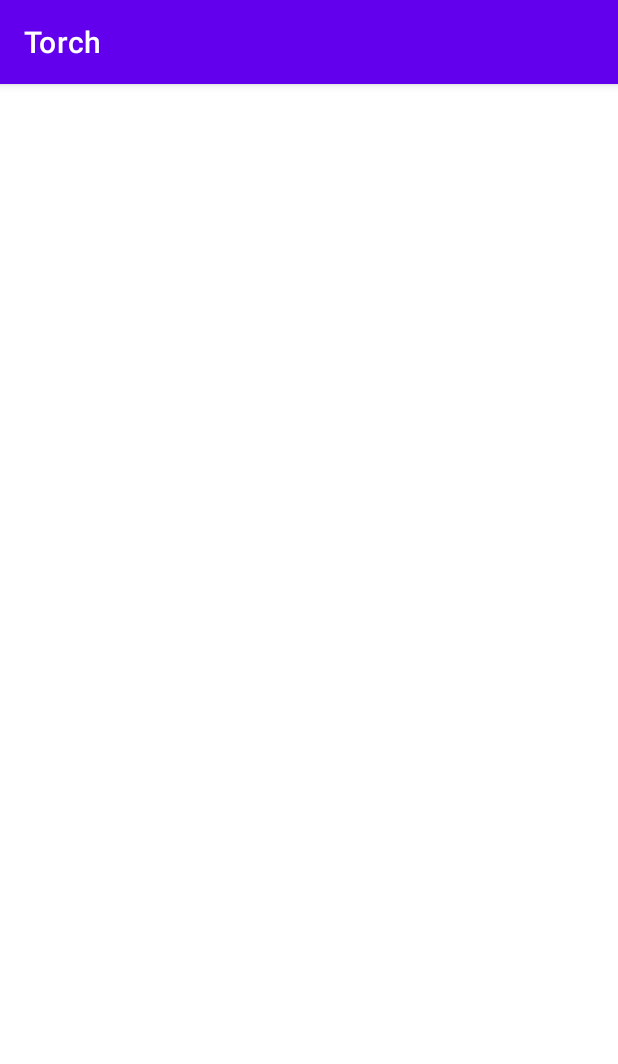
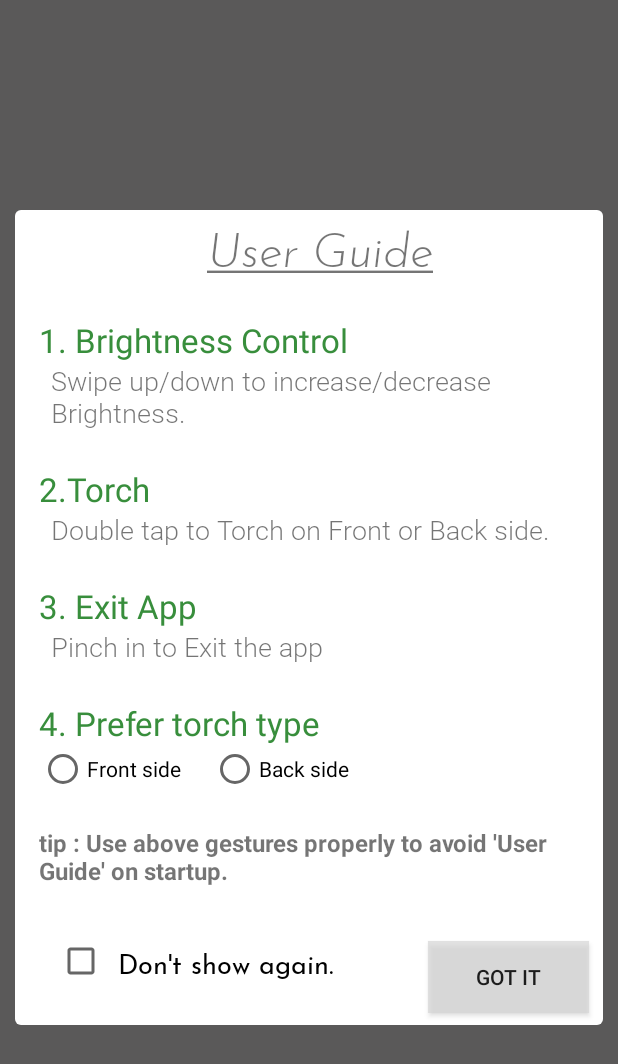
Before and after one commit to bapangit/Torch, an Android app: the screen it shows after launch (MainActivity), on a phone screen of 412 x 824 dp. Shown: the top 1064 px of the screen. Run offline under Robolectric (Android 15) with nearby library versions, the phone set to English and light mode, and no system bars; 2 statements that could not run were skipped.

```diff
--- a/app/src/main/AndroidManifest.xml
+++ b/app/src/main/AndroidManifest.xml
@@ -4,13 +4,13 @@
 
     <application
         android:allowBackup="true"
-        android:icon="@mipmap/ic_launcher"
+        android:icon="@drawable/flashlight"
         android:label="@string/app_name"
-        android:roundIcon="@mipmap/ic_launcher_round"
+        android:roundIcon="@drawable/flashlight"
         android:supportsRtl="true"
         android:theme="@style/Theme.Torch">
         <activity android:name=".MainActivity"
-            android:windowBackground="#000000"
+            android:theme="@style/AppTheme.NoActionBar"
         >
             <intent-filter>
                 <action android:name="android.intent.action.MAIN" />
--- /dev/null
+++ b/app/src/main/java/com/bapan/torch/GuideFragment.java
@@ -0,0 +1,103 @@
+package com.bapan.torch;
+
+import android.os.Bundle;
+
+import androidx.fragment.app.Fragment;
+
+import android.view.LayoutInflater;
+import android.view.View;
+import android.view.ViewGroup;
+import android.widget.Button;
+import android.widget.CheckBox;
+import android.widget.Checkable;
+import android.widget.FrameLayout;
+import android.widget.ImageView;
+import android.widget.Toast;
+
+/**
+ * A simple {@link Fragment} subclass.
+ * Use the {@link GuideFragment#newInstance} factory method to
+ * create an instance of this fragment.
+ */
+public class GuideFragment extends Fragment {
+
+    // TODO: Rename parameter arguments, choose names that match
+    // the fragment initialization parameters, e.g. ARG_ITEM_NUMBER
+    private static final String ARG_PARAM1 = "param1";
+    private static final String ARG_PARAM2 = "param2";
+
+    // TODO: Rename and change types of parameters
+    private String mParam1;
+    private String mParam2;
+
+    public GuideFragment() {
+        // Required empty public constructor
+    }
+
+    /**
+     * Use this factory method to create a new instance of
+     * this fragment using the provided parameters.
+     *
+     * @param param1 Parameter 1.
+     * @param param2 Parameter 2.
+     * @return A new instance of fragment Guide.
+     */
+    // TODO: Rename and change types and number of parameters
+    public static GuideFragment newInstance(String param1, String param2) {
+        GuideFragment fragment = new GuideFragment();
+        Bundle args = new Bundle();
+        args.putString(ARG_PARAM1, param1);
+        args.putString(ARG_PARAM2, param2);
+        fragment.setArguments(args);
+        return fragment;
+    }
+
+    @Override
+    public void onCreate(Bundle savedInstanceState) {
+        super.onCreate(savedInstanceState);
+        if (getArguments() != null) {
+            mParam1 = getArguments().getString(ARG_PARAM1);
+            mParam2 = getArguments().getString(ARG_PARAM2);
+        }
+    }
+
+    @Override
+    public View onCreateView(LayoutInflater inflater, ViewGroup container,
+                             Bundle savedInstanceState) {
+        view = inflater.inflate(R.layout.fragment_guide, container, false);
+        initializeViews();
+        initializeListeners();
+        return view;
+    }
+
+    private void initializeListeners() {
+
+        listener = new View.OnClickListener() {
+            @Override
+            public void onClick(View v) {
+            SharedPrepData sharedPrepData = new SharedPrepData(getContext());
+                if((v==closeBtn)){
+                    getActivity().getSupportFragmentManager().popBackStack();
+                        sharedPrepData.setGuideStatus(!checkBox.isChecked());
+                    if(checkBox.isChecked()){
+                        sharedPrepData.setGuideInt(0);
+                    }
+                }
+            }
+        };
+        mainFrame.setOnClickListener(null);
+        closeBtn.setOnClickListener(listener);
+    }
+
+    private void initializeViews() {
+        closeBtn = view.findViewById(R.id.close_btn_id);
+        mainFrame = view.findViewById(R.id.main_frame_id);
+        checkBox = view.findViewById(R.id.checkBox);
+    }
+
+    private View view;
+    private View.OnClickListener listener;
+    private FrameLayout mainFrame;
+    private Button closeBtn;
+    private CheckBox checkBox;
+}
--- a/app/src/main/java/com/bapan/torch/MainActivity.java
+++ b/app/src/main/java/com/bapan/torch/MainActivity.java
@@ -1,18 +1,154 @@
 package com.bapan.torch;
 
+import androidx.annotation.RequiresApi;
 import androidx.appcompat.app.AppCompatActivity;
 import androidx.constraintlayout.widget.ConstraintLayout;
+import androidx.fragment.app.FragmentTransaction;
 
+import android.annotation.SuppressLint;
+import android.content.Context;
+import android.graphics.Color;
+import android.hardware.camera2.CameraAccessException;
+import android.hardware.camera2.CameraManager;
+import android.os.Build;
 import android.os.Bundle;
+import android.os.Debug;
+import android.util.Log;
+import android.view.GestureDetector;
+import android.view.MotionEvent;
+import android.view.View;
+import android.view.WindowManager;
+import android.widget.TextView;
+import android.widget.Toast;
 
+@RequiresApi(api = Build.VERSION_CODES.LOLLIPOP)
 public class MainActivity extends AppCompatActivity {
 private ConstraintLayout display;
+private MyGestureDetector gestureDetector;
+private float brightness = 0.25f;
+private WindowManager.LayoutParams lp;
+private CameraManager mCameraManager;
+private String mCameraId;
+private SharedPrepData sharedPrepData;
+private GuideFragment guideFragment;
+private FragmentTransaction fragmentTransaction;
+
+private boolean torchType = false;
+TextView tv;
+    @RequiresApi(api = Build.VERSION_CODES.M)
     @Override
     protected void onCreate(Bundle savedInstanceState) {
         super.onCreate(savedInstanceState);
         setContentView(R.layout.activity_main);
         //initialize Views
         display = findViewById(R.id.display_id);
+        tv = findViewById(R.id.textView);
+        //initialize App
+        sharedPrepData = new SharedPrepData(MainActivity.this);
+        mCameraManager = (CameraManager) getSystemService(Context.CAMERA_SERVICE);
+        try {
+            mCameraId = mCameraManager.getCameraIdList()[0];
+        } catch (CameraAccessException e) {
+            e.printStackTrace();
+        }
+        lp = getWindow().getAttributes();
+        lp.screenBrightness = brightness;
+        //start App
+        if(sharedPrepData.getGuideStatus() || sharedPrepData.getGuideInt() > 2){
+            guideFragment = new GuideFragment();
+            showGuide();
+        }
+        switchOnTorch(torchType);
+        getWindow().setAttributes(lp);
+        hideNavigationButton();
+        getWindow().addFlags(WindowManager.LayoutParams.FLAG_KEEP_SCREEN_ON);
+        gestureDetector = new MyGestureDetector(display,this);
+        gestureDetector.setListeners(new MyGestureDetector.MyGestureListeners() {
+            @Override
+            public void onVerticalSwipe(float change) {
+                if(!torchType){
+                    if(change < 0f)
+                    if(brightness < 0.97f)
+                        brightness += 0.02f;
+                        else
+                        brightness = 0.99f;
+                    if(change > 0f){
+                        if(brightness > 0.04f)
+                        brightness -= 0.03f;
+                        else
+                        brightness = 0.01f;
+                    }
+                    //Log.d("mTag",""+brightness);
+                    lp.screenBrightness = brightness;
+                    getWindow().setAttributes(lp);
+                }
+            }
 
+            @Override
+            public void onDoubleTapped() {
+                torchType = !torchType;
+                switchOnTorch(torchType);
+            }
+
+            @Override
+            public void onPinchIn() {
+                sharedPrepData.setGuideInt(0);
+                switchOnTorch(false);
+                finish();
+            }
+        });
+        //Test codes here
+    }
+
+    @Override
+    protected void onResume() {
+        super.onResume();
+        hideNavigationButton();
+    }
+
+    @Override
+    public void onBackPressed() {
+        sharedPrepData.setGuideInt(sharedPrepData.getGuideInt()+1);
+        super.onBackPressed();
+    }
+
+    /* methods*/
+    // hide navigation button //
+    void hideNavigationButton(){
+        getWindow().getDecorView().setSystemUiVisibility(
+                View.SYSTEM_UI_FLAG_HIDE_NAVIGATION|
+                        View.SYSTEM_UI_FLAG_IMMERSIVE_STICKY);
+    }
+    @RequiresApi(api = Build.VERSION_CODES.M)
+    // switch on torch //
+    void switchOnTorch(boolean type){
+            switchBackTorch(type);
+            if(type){
+                display.setBackgroundColor(Color.BLACK);
+                setScreenBrightness(0.02f);
+            }
+            else {
+                display.setBackgroundColor(Color.WHITE);
+                setScreenBrightness(brightness);
+            }
+    }
+    void setScreenBrightness(float level){
+        lp.screenBrightness = level;
+        getWindow().setAttributes(lp);
+    }
+
+    private void showGuide(){
+        fragmentTransaction = getSupportFragmentManager().beginTransaction();
+        fragmentTransaction.add(R.id.fragment_container_id, guideFragment);
+        fragmentTransaction.addToBackStack("string");
+        fragmentTransaction.commit();
+    }
+    @RequiresApi(api = Build.VERSION_CODES.M)
+    private void switchBackTorch(boolean state){
+        try {
+            mCameraManager.setTorchMode(mCameraId, state);
+        } catch (CameraAccessException e) {
+            e.printStackTrace();
+        }
     }
 }
--- /dev/null
+++ b/app/src/main/java/com/bapan/torch/MyGestureDetector.java
@@ -0,0 +1,71 @@
+package com.bapan.torch;
+
+import android.content.Context;
+import android.view.GestureDetector;
+import android.view.MotionEvent;
+import android.view.ScaleGestureDetector;
+import android.view.View;
+import android.widget.Toast;
+
+public class MyGestureDetector {
+   private View view;
+   private Context context;
+   private float current_X,current_Y;
+   private float change_X,change_Y;
+
+    public MyGestureDetector(View view,Context context) {
+        this.view = view;
+        this.context = context;
+    }
+    void setListeners(MyGestureListeners gestureListeners){
+        view.setOnTouchListener(new View.OnTouchListener() {
+            private GestureDetector gestureDetector = new GestureDetector(context, new GestureDetector.SimpleOnGestureListener() {
+                @Override
+                public boolean onDoubleTap(MotionEvent e) {
+                    gestureListeners.onDoubleTapped();
+                    return super.onDoubleTap(e);
+                }
+            });
+            ScaleGestureDetector pinchDetector = new ScaleGestureDetector(context, new ScaleGestureDetector.SimpleOnScaleGestureListener(){
+
+                @Override
+                public boolean onScale(ScaleGestureDetector detector) {
+                    //pinched in
+                    if(detector.getScaleFactor()<0.9){
+                        gestureListeners.onPinchIn();
+                    }
+                    return true;
+                }
+
+            });
+            @Override
+            public boolean onTouch(View v, MotionEvent event) {
+                gestureDetector.onTouchEvent(event);
+                pinchDetector.onTouchEvent(event);
+                switch (event.getAction()){
+                    case MotionEvent.ACTION_DOWN:
+                        //Toast.makeText(context, "Down", Toast.LENGTH_SHORT).show();
+                    break;
+                    case MotionEvent.ACTION_MOVE:
+                        change_X = event.getX()-current_X;
+                        change_Y = event.getY()-current_Y;
+                        if(Math.abs(change_Y) > Math.abs(change_X)){
+                            gestureListeners.onVerticalSwipe(change_Y);
+                        }
+                    break;
+                    case MotionEvent.ACTION_UP:
+                        //Toast.makeText(context, "Up", Toast.LENGTH_SHORT).show();
+                    break;
+                }
+                current_X = event.getX();
+                current_Y = event.getY();
+                return true;
+            }
+        });
+    }
+    interface MyGestureListeners{
+         void onVerticalSwipe(float change);
+         void onDoubleTapped();
+         void onPinchIn();
+    }
+}
--- /dev/null
+++ b/app/src/main/java/com/bapan/torch/SharedPrepData.java
@@ -0,0 +1,35 @@
+package com.bapan.torch;
+
+import android.content.Context;
+import android.content.SharedPreferences;
+import android.widget.Toast;
+
+public class SharedPrepData {
+    private SharedPreferences sp;
+    private SharedPreferences.Editor editor;
+    private Context context;
+    //Keys
+   private String guideKey = "guide";
+   private String guideIntKey = "intKey";
+
+    public SharedPrepData(Context context) {
+        this.context = context;
+        sp = context.getSharedPreferences("myData",context.MODE_PRIVATE);
+        editor = sp.edit();
+    }
+    public void setGuideStatus(Boolean status){
+        editor.putBoolean("myKey",status);
+        editor.apply();
+    }
+    public boolean getGuideStatus(){
+    return sp.getBoolean("myKey",true);
+    }
+
+    public void setGuideInt(int times){
+        editor.putInt("myTimesKey",times);
+        editor.apply();
+    }
+    public int getGuideInt(){
+    return sp.getInt("myTimesKey",0);
+    }
+}
--- /dev/null
+++ b/app/src/main/res/drawable/rounded_bg.xml
@@ -0,0 +1,7 @@
+<?xml version="1.0" encoding="UTF-8"?>
+<shape xmlns:android="http://schemas.android.com/apk/res/android">
+    <solid android:color="#FFFFFF"/>
+    <!--<stroke android:width="1dp" android:color="#383B3C" />-->
+    <corners android:radius="4dp"/>
+    <padding android:left="0dp" android:top="0dp" android:right="0dp" android:bottom="0dp" />
+</shape>
--- a/app/src/main/res/layout/activity_main.xml
+++ b/app/src/main/res/layout/activity_main.xml
@@ -5,4 +5,19 @@
     android:layout_width="match_parent"
     android:layout_height="match_parent"
     android:id="@+id/display_id"
-    tools:context=".MainActivity"/>
+    tools:context=".MainActivity">
+<androidx.fragment.app.FragmentContainerView
+    android:id="@+id/fragment_container_id"
+    android:layout_width="match_parent"
+    android:layout_height="match_parent"/>
+    <TextView
+        android:id="@+id/textView"
+        android:layout_width="140dp"
+        android:layout_height="41dp"
+        android:layout_marginStart="132dp"
+        android:layout_marginLeft="132dp"
+        android:layout_marginTop="208dp"
+        android:textSize="32dp"
+        app:layout_constraintStart_toStartOf="parent"
+        app:layout_constraintTop_toTopOf="parent" />
+</androidx.constraintlayout.widget.ConstraintLayout>
--- /dev/null
+++ b/app/src/main/res/layout/fragment_guide.xml
@@ -0,0 +1,158 @@
+<?xml version="1.0" encoding="utf-8"?>
+<FrameLayout xmlns:android="http://schemas.android.com/apk/res/android"
+    xmlns:app="http://schemas.android.com/apk/res-auto"
+    xmlns:tools="http://schemas.android.com/tools"
+    android:layout_width="match_parent"
+    android:layout_height="match_parent"
+    android:background="#5A5959"
+    android:id="@+id/main_frame_id"
+    tools:context=".GuideFragment">
+
+    <!-- TODO: Update blank fragment layout -->
+
+
+    <FrameLayout
+        android:layout_width="match_parent"
+        android:layout_height="wrap_content"
+        android:layout_margin="10dp"
+        android:layout_gravity="center_vertical"
+        android:background="@drawable/rounded_bg">
+
+        <LinearLayout
+            android:layout_width="match_parent"
+            android:layout_height="match_parent"
+            android:orientation="vertical"
+            android:paddingLeft="16dp"
+            android:paddingRight="1dp">
+
+            <TextView
+                android:layout_width="match_parent"
+                android:layout_height="wrap_content"
+                android:layout_gravity="center"
+                android:layout_marginTop="0dp"
+                android:fontFamily="@font/josefin_italic"
+                android:gravity="center"
+                android:text="@string/user_guide"
+                android:textSize="32dp" />
+
+            <TextView
+                android:layout_width="wrap_content"
+                android:layout_height="wrap_content"
+                android:layout_marginTop="24dp"
+                android:text="1. Brightness Control"
+                android:textColor="#388E3C"
+                android:textSize="22dp" />
+
+            <TextView
+                android:layout_width="match_parent"
+                android:layout_height="wrap_content"
+                android:layout_marginLeft="8dp"
+                android:fontFamily="@font/roboto_light"
+                android:text="Swipe up/down to increase/decrease Brightness."
+                android:textSize="18dp" />
+
+            <TextView
+                android:layout_width="match_parent"
+                android:layout_height="wrap_content"
+                android:layout_marginTop="24dp"
+                android:text="2.Torch"
+                android:textColor="#388E3C"
+                android:textSize="22dp" />
+
+            <TextView
+                android:layout_width="match_parent"
+                android:layout_height="wrap_content"
+                android:layout_marginLeft="8dp"
+                android:fontFamily="@font/roboto_light"
+                android:text="Double tap to Torch on Front or Back side."
+                android:textSize="18sp" />
+
+            <TextView
+                android:layout_width="match_parent"
+                android:layout_height="wrap_content"
+                android:layout_marginTop="24dp"
+                android:text="3. Exit App"
+                android:textColor="#388E3C"
+                android:textSize="22dp" />
+
+            <TextView
+                android:layout_width="match_parent"
+                android:layout_height="wrap_content"
+                android:layout_marginLeft="8dp"
+                android:fontFamily="@font/roboto_light"
+                android:text="Pinch in to Exit the app"
+                android:textSize="18sp" />
+
+            <TextView
+                android:layout_width="match_parent"
+                android:layout_height="wrap_content"
+                android:layout_marginTop="24dp"
+                android:text="4. Prefer torch type"
+                android:textColor="#388E3C"
+                android:textSize="22dp" />
+
+                <RadioGroup
+                    android:layout_width="wrap_content"
+                    android:layout_height="wrap_content"
+                    android:orientation="horizontal">
+                         <RadioButton
+                        android:layout_width="wrap_content"
+                        android:layout_height="wrap_content"
+                        android:layout_marginRight="20dp"
+                        android:text="Front side" />
+                        <RadioButton
+                            android:layout_width="wrap_content"
+                            android:layout_height="wrap_content"
+                            android:layout_marginRight="20dp"
+                            android:text="Back side"/>
+                </RadioGroup>
+
+                <TextView
+                    android:layout_width="wrap_content"
+                    android:layout_height="wrap_content"
+                    android:layout_marginTop="22dp"
+                    android:textSize="16dp"
+                    android:textStyle="bold"
+                    android:text="tip : Use above gestures properly to avoid 'User Guide' on startup."/>
+
+            <FrameLayout
+                android:layout_width="match_parent"
+                android:layout_height="match_parent"
+                android:layout_gravity="bottom"
+                android:layout_marginTop="28dp"
+                >
+
+                <CheckBox
+                    android:id="@+id/checkBox"
+                    android:layout_width="wrap_content"
+                    android:layout_height="wrap_content"
+                    android:layout_gravity="center_vertical|bottom"
+                    android:layout_marginLeft="12dp"
+                    android:layout_marginBottom="32px"
+                    android:fontFamily="@font/regular"
+                    android:gravity="center"
+                    android:padding="8dp"
+                    android:text="Don't show again."
+                    android:textSize="18dp" />
+
+                <Button
+                    android:id="@+id/close_btn_id"
+                    android:layout_width="wrap_content"
+                    android:layout_height="wrap_content"
+                    android:layout_gravity="center_vertical|end|bottom"
+                    android:layout_margin="8dp"
+                    android:layout_marginBottom="32dp"
+                    android:background="#A3D5D5D5"
+                    android:gravity="center"
+                    android:paddingLeft="32dp"
+                    android:paddingRight="32dp"
+                    android:text="Got It" />
+            </FrameLayout>
+        </LinearLayout>
+
+
+
+    </FrameLayout>
+
+
+</FrameLayout>
--- a/app/src/main/res/values/strings.xml
+++ b/app/src/main/res/values/strings.xml
@@ -1,3 +1,4 @@
 <resources>
     <string name="app_name">Torch</string>
+    <string name="user_guide"><u>User Guide</u></string>
 </resources>
--- /dev/null
+++ b/app/src/main/res/values/styles.xml
@@ -0,0 +1,9 @@
+<?xml version="1.0" encoding="utf-8"?>
+<resources>
+    <style name="AppTheme.NoActionBar" parent="Theme.AppCompat.Light.DarkActionBar">
+        <item name="windowActionBar">false</item>
+        <item name="windowNoTitle">true</item>
+        <item name="android:windowFullscreen">true</item>
+        <item name="android:windowBackground">@color/black</item>
+    </style>
+</resources>
```
Also changed, not shown: app/src/main/res/drawable-v24/flashlight.png (added), app/src/main/res/font/josefin_italic.ttf (added), app/src/main/res/font/josefin_sans_light.ttf (added), app/src/main/res/font/regular.ttf (added), app/src/main/res/font/roboto_light.ttf (added), app/src/main/res/font/roboto_regular.ttf (added), app/src/main/res/font/roboto_thin.ttf (added).
